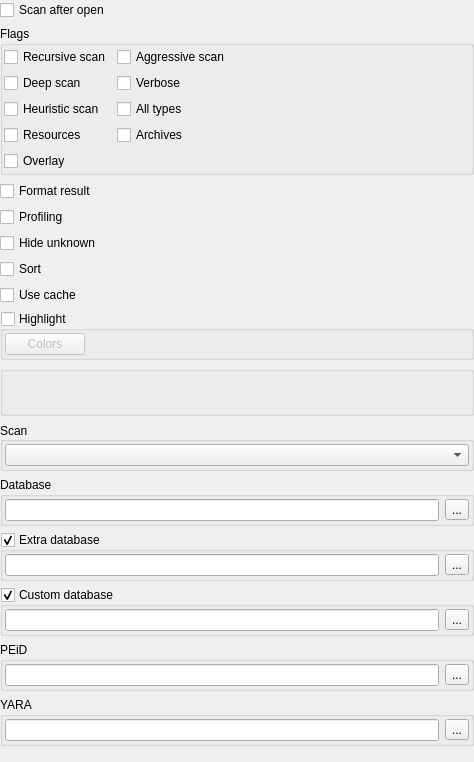
Old version of the form xscanengineoptionswidget.ui in the repository horsicq/XScanEngine.
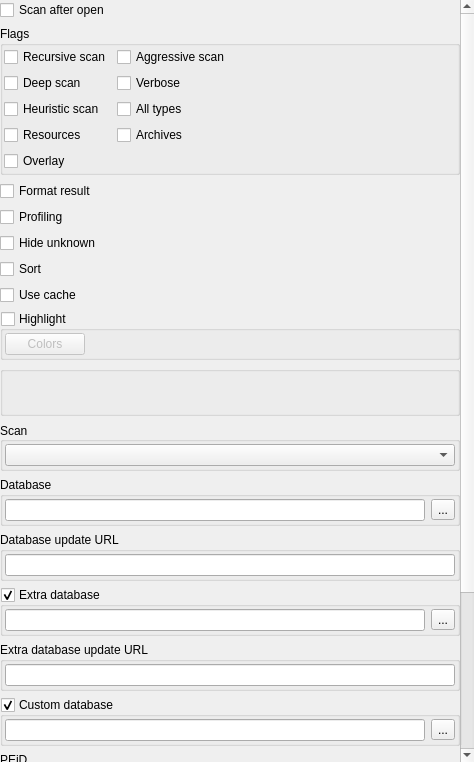
New version of the form.

Commit message: feat: add CSV/TSV export for database state and scan results

The edit to the form file:
```diff
--- a/xscanengineoptionswidget.ui
+++ b/xscanengineoptionswidget.ui
@@ -333,6 +333,30 @@
          </layout>
         </widget>
        </item>
+       <item>
+        <widget class="QGroupBox" name="groupBoxDIEDatabaseUpdateUrl">
+         <property name="title">
+          <string>Database update URL</string>
+         </property>
+         <layout class="QHBoxLayout" name="horizontalLayout_dieupdateurl">
+          <property name="leftMargin">
+           <number>2</number>
+          </property>
+          <property name="topMargin">
+           <number>2</number>
+          </property>
+          <property name="rightMargin">
+           <number>2</number>
+          </property>
+          <property name="bottomMargin">
+           <number>2</number>
+          </property>
+          <item>
+           <widget class="QLineEdit" name="lineEditDIEDatabaseUpdateUrl"/>
+          </item>
+         </layout>
+        </widget>
+       </item>
        <item>
         <widget class="QGroupBox" name="groupBoxDIEDatabaseExtra">
          <property name="title">
@@ -367,6 +391,30 @@
          </layout>
         </widget>
        </item>
+       <item>
+        <widget class="QGroupBox" name="groupBoxDIEDatabaseExtraUpdateUrl">
+         <property name="title">
+          <string>Extra database update URL</string>
+         </property>
+         <layout class="QHBoxLayout" name="horizontalLayout_dieextraupdateurl">
+          <property name="leftMargin">
+           <number>2</number>
+          </property>
+          <property name="topMargin">
+           <number>2</number>
+          </property>
+          <property name="rightMargin">
+           <number>2</number>
+          </property>
+          <property name="bottomMargin">
+           <number>2</number>
+          </property>
+          <item>
+           <widget class="QLineEdit" name="lineEditDIEDatabaseExtraUpdateUrl"/>
+          </item>
+         </layout>
+        </widget>
+       </item>
        <item>
         <widget class="QGroupBox" name="groupBoxDIEDatabaseCustom">
          <property name="title">
@@ -432,6 +480,30 @@
          </layout>
         </widget>
        </item>
+       <item>
+        <widget class="QGroupBox" name="groupBoxPeidDatabaseUpdateUrl">
+         <property name="title">
+          <string>PEiD database update URL</string>
+         </property>
+         <layout class="QHBoxLayout" name="horizontalLayout_peidupdateurl">
+          <property name="leftMargin">
+           <number>2</number>
+          </property>
+          <property name="topMargin">
+           <number>2</number>
+          </property>
+          <property name="rightMargin">
+           <number>2</number>
+          </property>
+          <property name="bottomMargin">
+           <number>2</number>
+          </property>
+          <item>
+           <widget class="QLineEdit" name="lineEditPeidDatabaseUpdateUrl"/>
+          </item>
+         </layout>
+        </widget>
+       </item>
        <item>
         <widget class="QGroupBox" name="groupBoxYaraRules">
          <property name="title">
@@ -463,6 +535,30 @@
          </layout>
         </widget>
        </item>
+       <item>
+        <widget class="QGroupBox" name="groupBoxYaraRulesUpdateUrl">
+         <property name="title">
+          <string>YARA database update URL</string>
+         </property>
+         <layout class="QHBoxLayout" name="horizontalLayout_yaraupdateurl">
+          <property name="leftMargin">
+           <number>2</number>
+          </property>
+          <property name="topMargin">
+           <number>2</number>
+          </property>
+          <property name="rightMargin">
+           <number>2</number>
+          </property>
+          <property name="bottomMargin">
+           <number>2</number>
+          </property>
+          <item>
+           <widget class="QLineEdit" name="lineEditYaraRulesUpdateUrl"/>
+          </item>
+         </layout>
+        </widget>
+       </item>
        <item>
         <spacer name="verticalSpacer">
          <property name="orientation">
```
The commit also changes 7 other files.
